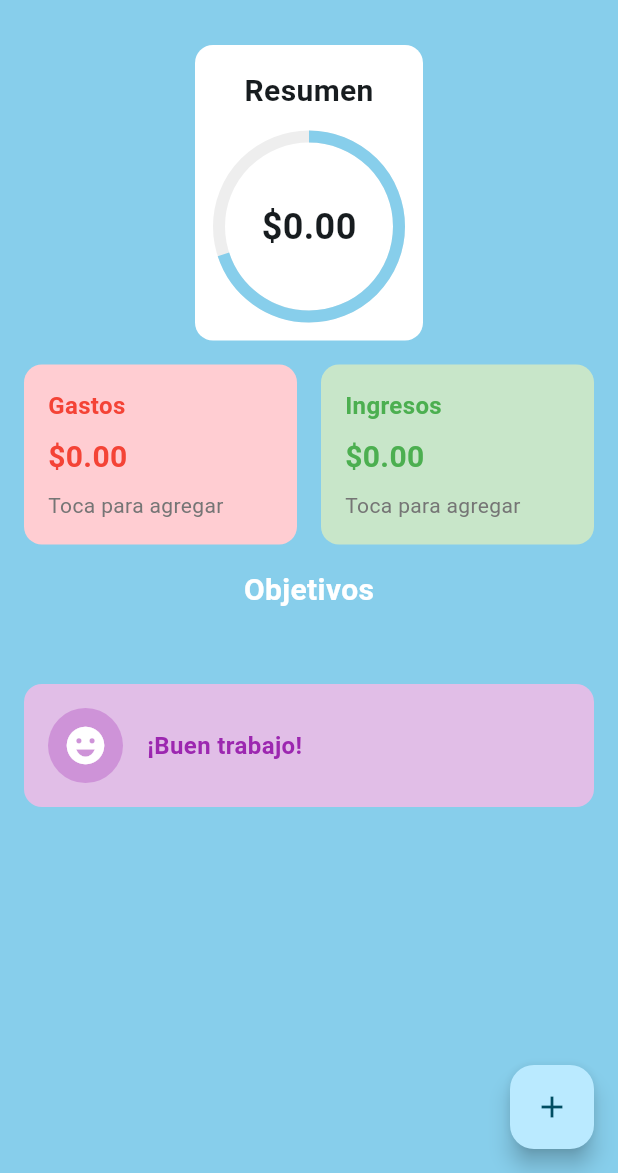
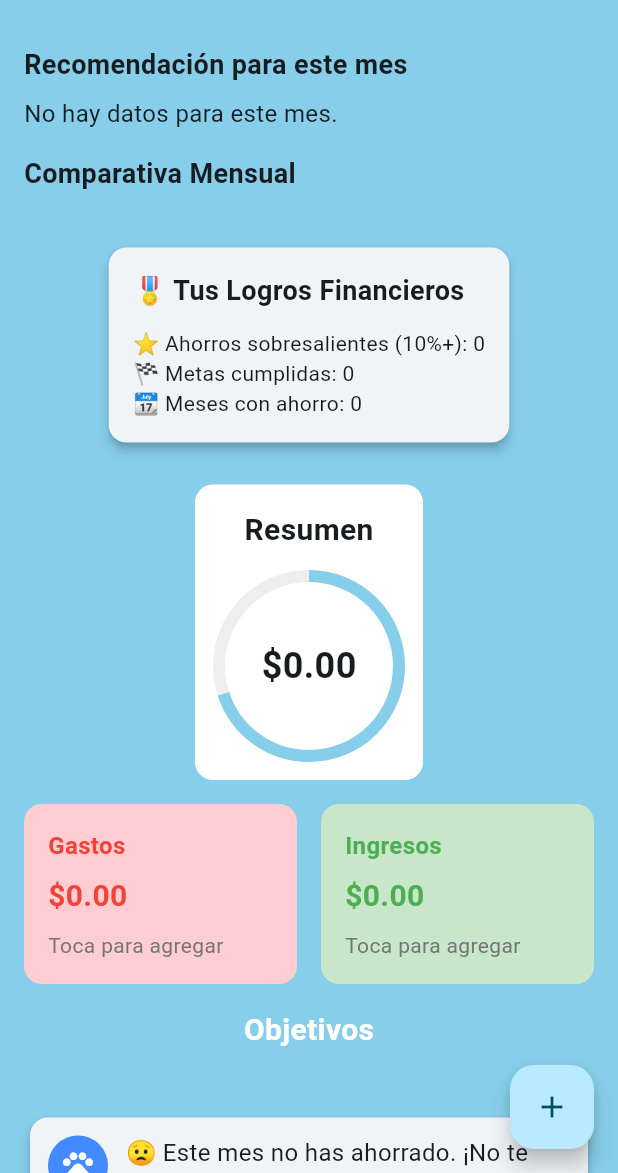
Before and after one commit to JimboZelg/AppSpendee, a Flutter app: the screen it shows after launch, on a phone screen of 412 x 824 dp, the part 63-1236 px from its top. Run offline on Flutter 3.47's test engine with Material 3 defaults, Android fonts, the phone set to English and light mode, and no system bars; our stand-ins replace hive_ce, hive_ce_flutter; accounts and stored records are empty.

Commit message:
Fase 3 lista

```diff
--- a/lib/main.dart
+++ b/lib/main.dart
@@ -10,7 +10,7 @@ void main() async {
   WidgetsFlutterBinding.ensureInitialized();
   await Hive.initFlutter();
 
-  //Limpia datos anteriores que puedan tener typeId desconocido (32)
+  // 🔥 Limpia datos anteriores que puedan tener typeId desconocido (32)
   //await Hive.deleteBoxFromDisk('transactions');
   //await Hive.deleteBoxFromDisk('goals');
   //await Hive.deleteBoxFromDisk('completed_goals');
--- a/lib/providers/wallet_provider.dart
+++ b/lib/providers/wallet_provider.dart
@@ -26,10 +26,9 @@ class WalletProvider with ChangeNotifier {
       _transactionsBox = await Hive.openBox<Transaction>(transactionsBoxName);
       _goalsBox = await Hive.openBox<Goal>(goalsBoxName);
       _completedGoalsBox = await Hive.openBox<Goal>(completedGoalsBoxName);
-
       await loadData();
     } catch (e) {
-      debugPrint('Error initializing Hive: $e');
+      debugPrint('Error initializing Hive: \$e');
       _initializeDefaultData();
     }
   }
@@ -49,7 +48,7 @@ class WalletProvider with ChangeNotifier {
       _completedGoals = _completedGoalsBox.values.toList();
       notifyListeners();
     } catch (e) {
-      debugPrint('Error loading data: $e');
+      debugPrint('Error loading data: \$e');
     }
   }
 
@@ -58,7 +57,7 @@ class WalletProvider with ChangeNotifier {
       await _transactionsBox.clear();
       await _transactionsBox.addAll(_transactions);
     } catch (e) {
-      debugPrint('Error saving transactions: $e');
+      debugPrint('Error saving transactions: \$e');
     }
   }
 
@@ -67,7 +66,7 @@ class WalletProvider with ChangeNotifier {
       await _goalsBox.clear();
       await _goalsBox.addAll(_goals);
     } catch (e) {
-      debugPrint('Error saving goals: $e');
+      debugPrint('Error saving goals: \$e');
     }
   }
 
@@ -76,7 +75,7 @@ class WalletProvider with ChangeNotifier {
       await _completedGoalsBox.clear();
       await _completedGoalsBox.addAll(_completedGoals);
     } catch (e) {
-      debugPrint('Error saving completed goals: $e');
+      debugPrint('Error saving completed goals: \$e');
     }
   }
 
@@ -105,7 +104,11 @@ class WalletProvider with ChangeNotifier {
         .fold(0, (sum, transaction) => sum + transaction.amount);
   }
 
-  Future<void> addTransaction(String description, Transaction transaction) async {
+  Future<bool> addTransaction(String description, Transaction transaction) async {
+    if (transaction.type == TransactionType.expense && transaction.amount > totalBalance) {
+      return false;
+    }
+
     final newTransaction = Transaction(
       id: transaction.id,
       amount: transaction.amount,
@@ -117,7 +120,9 @@ class WalletProvider with ChangeNotifier {
     _transactions.add(newTransaction);
     await _saveTransactions();
     notifyListeners();
+    return true;
   }
+
 
   Future<void> addToGoal(String goalId, double amount) async {
     final goalIndex = _goals.indexWhere((g) => g.id == goalId);
@@ -137,11 +142,11 @@ class WalletProvider with ChangeNotifier {
       }
 
       await addTransaction(
-        'Meta: ${oldGoal.name}',
+        'Meta: \${oldGoal.name}',
         Transaction(
           id: DateTime.now().toString(),
           amount: amount,
-          category: 'Meta: ${oldGoal.name}',
+          category: 'Meta: \${oldGoal.name}',
           date: DateTime.now(),
           type: TransactionType.income,
           description: 'goal',
@@ -173,4 +178,84 @@ class WalletProvider with ChangeNotifier {
       notifyListeners();
     }
   }
+
+  Map<String, double> getMonthlySavingsPercentages() {
+  final Map<String, double> monthlySavings = {};
+
+  for (var transaction in _transactions) {
+    if (transaction.description == 'goal') continue;
+    final monthYear = "${transaction.date.month.toString().padLeft(2, '0')}-${transaction.date.year}";
+
+    if (!monthlySavings.containsKey(monthYear)) {
+      monthlySavings[monthYear] = 0.0;
+    }
+  }
+
+  monthlySavings.forEach((monthYear, _) {
+    double ingresos = 0;
+    double egresos = 0;
+
+    for (var transaction in _transactions) {
+      if (transaction.description == 'goal') continue;
+      final txMonthYear = "${transaction.date.month.toString().padLeft(2, '0')}-${transaction.date.year}";
+
+      if (txMonthYear == monthYear) {
+        if (transaction.type == TransactionType.income) {
+          ingresos += transaction.amount;
+        } else {
+          egresos += transaction.amount;
+        }
+      }
+    }
+
+    final ahorro = ingresos - egresos;
+    final porcentaje = ingresos > 0 ? (ahorro / ingresos) * 100 : 0.0;
+    monthlySavings[monthYear] = porcentaje;
+  });
+
+  return monthlySavings;
 }
+
+
+  String getRecommendationForMonth(String monthYear) {
+    final monthlyData = getMonthlySavingsPercentages();
+    if (!monthlyData.containsKey(monthYear)) return "No hay datos para este mes.";
+    final savingsPercent = monthlyData[monthYear]!;
+    if (savingsPercent < 10) {
+      return "Estás ahorrando menos del 10% de tus ingresos. Revisa tus gastos.";
+    } else if (savingsPercent < 20) {
+      return "Buen trabajo. Vas por buen camino, ¡pero puedes mejorar!";
+    } else {
+      return "¡Excelente! Estás ahorrando más del 20%.";
+    }
+  }
+
+  String getMascotMessage() {
+    final now = DateTime.now();
+    final currentMonthYear = "\${now.month.toString().padLeft(2, '0')}-\${now.year}";
+    final savings = getMonthlySavingsPercentages();
+    final savingPercent = savings[currentMonthYear] ?? 0;
+
+    if (savingPercent >= 30) {
+      return "🌟 ¡Increíble! Estás ahorrando un gran porcentaje este mes. ¡Sigue así!";
+    } else if (savingPercent >= 15) {
+      return "😊 Buen trabajo. Vas por un buen camino, ¡no aflojes!";
+    } else if (savingPercent >= 1) {
+      return "⚠️ Puedes mejorar tu ahorro este mes. Revisa tus gastos.";
+    } else {
+      return "😟 Este mes no has ahorrado. ¡No te preocupes, el próximo puedes empezar mejor!";
+    }
+  }
+
+  int get totalGoodSavingsMonths {
+    final savings = getMonthlySavingsPercentages();
+    return savings.values.where((percent) => percent >= 10).length;
+  }
+
+  int get totalGoalsCompleted => _completedGoals.length;
+
+  int get consistentMonths {
+    final Map<String, double> savings = getMonthlySavingsPercentages();
+    return savings.values.where((percent) => percent > 0 && percent <= 100).length;
+  }
+}
--- a/lib/screens/home_screen.dart
+++ b/lib/screens/home_screen.dart
@@ -1,10 +1,12 @@
 import 'package:flutter/material.dart';
+import '../widgets/recommendations_widget.dart';
 import 'package:provider/provider.dart';
 import '../providers/wallet_provider.dart';
 import '../widgets/summary_card.dart';
 import '../widgets/transaction_card.dart';
 import '../widgets/goals_section.dart';
 import '../widgets/mascot_feedback.dart';
+import '../widgets/achievements_widget.dart';
 import 'history_screen.dart';
 
 class HomeScreen extends StatelessWidget {
@@ -136,6 +138,8 @@ class HomeScreen extends StatelessWidget {
       body: SingleChildScrollView(
         child: Column(
           children: [
+            RecommendationsWidget(),
+            AchievementsWidget(),
             const SummaryCard(),
             Padding(
               padding: const EdgeInsets.symmetric(horizontal: 16.0),
--- /dev/null
+++ b/lib/widgets/achievements_widget.dart
@@ -0,0 +1,36 @@
+
+import 'package:flutter/material.dart';
+import 'package:provider/provider.dart';
+import '../providers/wallet_provider.dart';
+
+class AchievementsWidget extends StatelessWidget {
+  const AchievementsWidget({super.key});
+
+  @override
+  Widget build(BuildContext context) {
+    final provider = context.watch<WalletProvider>();
+    final goodSavings = provider.totalGoodSavingsMonths;
+    final goalsDone = provider.totalGoalsCompleted;
+    final consistency = provider.consistentMonths;
+
+    return Padding(
+      padding: const EdgeInsets.symmetric(horizontal: 16, vertical: 8),
+      child: Card(
+        elevation: 3,
+        child: Padding(
+          padding: const EdgeInsets.all(16),
+          child: Column(
+            crossAxisAlignment: CrossAxisAlignment.start,
+            children: [
+              const Text("🎖️ Tus Logros Financieros", style: TextStyle(fontSize: 18, fontWeight: FontWeight.bold)),
+              const SizedBox(height: 12),
+              Text("⭐ Ahorros sobresalientes (10%+): $goodSavings"),
+              Text("🏁 Metas cumplidas: $goalsDone"),
+              Text("📆 Meses con ahorro: $consistency"),
+            ],
+          ),
+        ),
+      ),
+    );
+  }
+}
--- a/lib/widgets/mascot_feedback.dart
+++ b/lib/widgets/mascot_feedback.dart
@@ -1,44 +1,38 @@
+
 import 'package:flutter/material.dart';
+import 'package:provider/provider.dart';
+import '../providers/wallet_provider.dart';
 
 class MascotFeedback extends StatelessWidget {
   const MascotFeedback({super.key});
 
   @override
   Widget build(BuildContext context) {
-    return Container(
-      margin: const EdgeInsets.all(16),
-      padding: const EdgeInsets.all(16),
-      decoration: BoxDecoration(
-        color: Colors.purple[100],
-        borderRadius: BorderRadius.circular(12),
-      ),
-      child: Row(
-        children: [
-          Container(
-            width: 50,
-            height: 50,
-            decoration: BoxDecoration(
-              color: Colors.purple[200],
-              shape: BoxShape.circle,
-            ),
-            child: const Center(
-              child: Icon(
-                Icons.emoji_emotions,
-                color: Colors.white,
-                size: 30,
+    final message = context.watch<WalletProvider>().getMascotMessage();
+
+    return Padding(
+      padding: const EdgeInsets.symmetric(horizontal: 16, vertical: 8),
+      child: Card(
+        elevation: 3,
+        child: Padding(
+          padding: const EdgeInsets.all(12),
+          child: Row(
+            crossAxisAlignment: CrossAxisAlignment.start,
+            children: [
+              const CircleAvatar(
+                backgroundColor: Colors.blueAccent,
+                child: Icon(Icons.pets, color: Colors.white),
               ),
-            ),
+              const SizedBox(width: 12),
+              Expanded(
+                child: Text(
+                  message,
+                  style: const TextStyle(fontSize: 16),
+                ),
+              ),
+            ],
           ),
-          const SizedBox(width: 16),
-          const Text(
-            '¡Buen trabajo!',
-            style: TextStyle(
-              color: Colors.purple,
-              fontWeight: FontWeight.bold,
-              fontSize: 16,
-            ),
-          ),
-        ],
+        ),
       ),
     );
   }
--- /dev/null
+++ b/lib/widgets/recommendations_widget.dart
@@ -0,0 +1,55 @@
+import 'package:flutter/material.dart';
+import 'package:provider/provider.dart';
+import '../providers/wallet_provider.dart';
+
+class RecommendationsWidget extends StatelessWidget {
+  const RecommendationsWidget({super.key});
+
+  @override
+  Widget build(BuildContext context) {
+    final now = DateTime.now();
+    final currentMonthYear = "${now.month.toString().padLeft(2, '0')}-${now.year}";
+
+    final walletProvider = context.watch<WalletProvider>();
+    final recommendation = walletProvider.getRecommendationForMonth(currentMonthYear);
+    final monthlySavings = walletProvider.getMonthlySavingsPercentages();
+    final keys = monthlySavings.keys.toList()..sort();
+
+    return Padding(
+      padding: const EdgeInsets.all(16),
+      child: Column(
+        crossAxisAlignment: CrossAxisAlignment.start,
+        children: [
+          const Text(
+            'Recomendación para este mes',
+            style: TextStyle(fontSize: 18, fontWeight: FontWeight.bold),
+          ),
+          const SizedBox(height: 8),
+          Text(
+            recommendation,
+            style: const TextStyle(fontSize: 16),
+          ),
+          const SizedBox(height: 16),
+          const Text(
+            'Comparativa Mensual',
+            style: TextStyle(fontSize: 18, fontWeight: FontWeight.bold),
+          ),
+          const SizedBox(height: 8),
+          ListView.builder(
+            shrinkWrap: true,
+            physics: const NeverScrollableScrollPhysics(),
+            itemCount: keys.length,
+            itemBuilder: (context, index) {
+              final month = keys[index];
+              final savingPercent = monthlySavings[month];
+              return ListTile(
+                title: Text("Mes: $month"),
+                trailing: Text("${savingPercent!.toStringAsFixed(1)}%"),
+              );
+            },
+          ),
+        ],
+      ),
+    );
+  }
+}
```
Also changed, not shown: lib/widgets/transaction_card.dart (+18 -12 lines), 2 other files.
